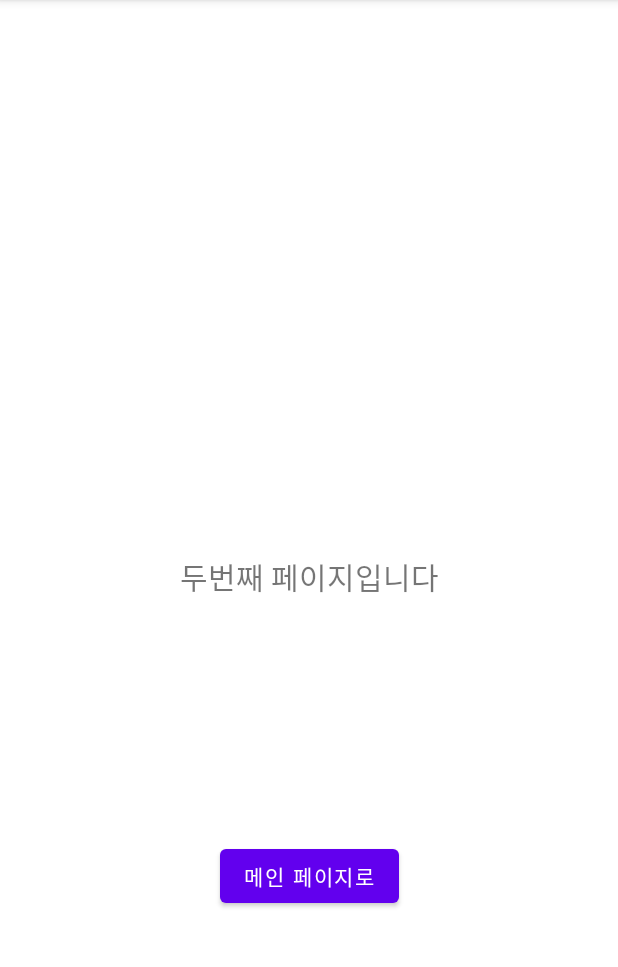
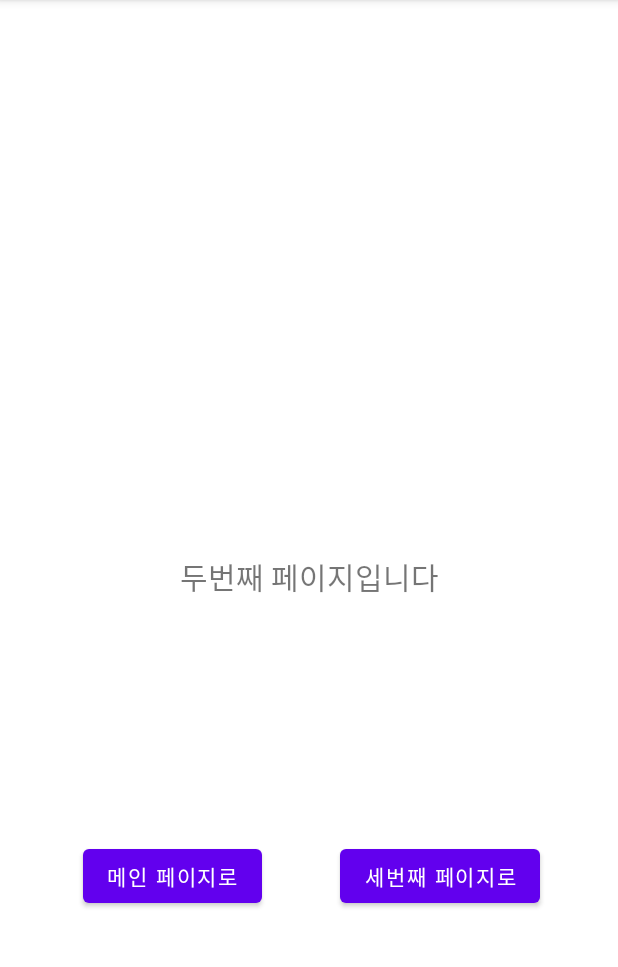
Before and after one commit to jieunheo/android, an Android app: the SubActivity screen opened directly, with no data from a screen before it, on a phone screen of 412 x 824 dp, the part 84-1051 px from its top. Run offline under Robolectric (Android 15) with nearby library versions, the phone set to English and light mode, and no system bars.

Commit message:
두번째 페이지에서 세번쨰 페이리고 가는 버튼 추가

```diff
--- a/androidSecond/app/src/main/java/com/example/myapplication2/SubActivity.java
+++ b/androidSecond/app/src/main/java/com/example/myapplication2/SubActivity.java
@@ -20,4 +20,11 @@ public class SubActivity extends AppCompatActivity {
         startActivity(myIntent);
 
     }
+
+    public void onButton2Clicked(View view) {
+
+        Intent myIntent = new Intent(getApplicationContext(), ThirdActivity.class);
+        startActivity(myIntent);
+
+    }
 }
--- a/androidSecond/app/src/main/res/layout/activity_sub.xml
+++ b/androidSecond/app/src/main/res/layout/activity_sub.xml
@@ -25,7 +25,19 @@
         android:text="메인 페이지로"
         app:layout_constraintBottom_toBottomOf="parent"
         app:layout_constraintEnd_toEndOf="parent"
+        app:layout_constraintHorizontal_bias="0.189"
         app:layout_constraintStart_toStartOf="parent"
         app:layout_constraintTop_toBottomOf="@+id/textView" />
 
+    <Button
+        android:id="@+id/button6"
+        android:layout_width="wrap_content"
+        android:layout_height="wrap_content"
+        android:onClick="onButton2Clicked"
+        android:text="세번째 페이지로"
+        app:layout_constraintBottom_toBottomOf="parent"
+        app:layout_constraintEnd_toEndOf="parent"
+        app:layout_constraintStart_toEndOf="@+id/button2"
+        app:layout_constraintTop_toBottomOf="@+id/textView" />
+
 </androidx.constraintlayout.widget.ConstraintLayout>
```
